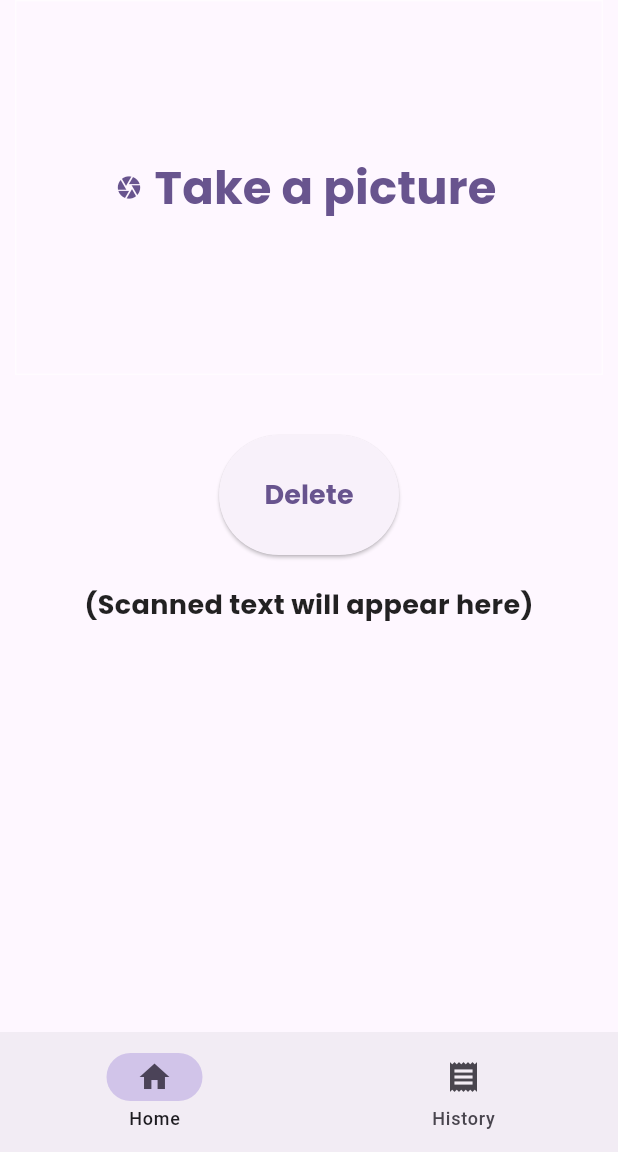
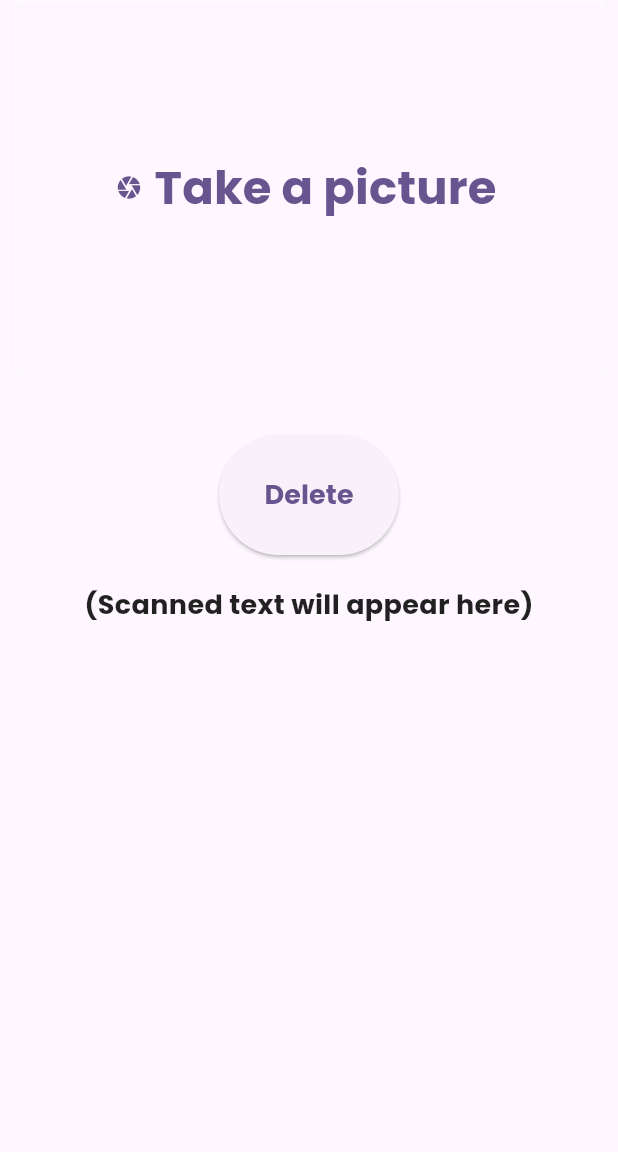
Before and after one commit to ArnavGirdhar/thermal_paper_reader-main, a Flutter app: the HomePage screen opened directly, on a phone screen of 412 x 824 dp, the part 84-1236 px from its top. Run offline on Flutter 3.47's test engine with Material 2 defaults, Android fonts, the phone set to English and light mode, and no system bars; our stand-ins replace curved_navigation_bar, firebase_core, google_fonts, image_cropper, image_picker; missing offline and left inert: google_ml_kit; accounts and stored records are empty.

Commit message:
Nav Bar(1)

```diff
--- a/lib/main.dart
+++ b/lib/main.dart
@@ -1,6 +1,7 @@
 import 'package:flutter/material.dart';
 import 'package:firebase_core/firebase_core.dart';
 import 'package:thermal_paper_reader/screens/home_page.dart';
+import 'package:thermal_paper_reader/screens/nav_bar.dart';
 import 'firebase_options.dart';
 import 'package:google_fonts/google_fonts.dart';
 
@@ -19,7 +20,7 @@ class MyApp extends StatelessWidget {
       debugShowCheckedModeBanner: false,
       theme: ThemeData(
           colorScheme: ColorScheme.fromSeed(seedColor: Colors.deepPurple),
-          fontFamily: GoogleFonts.raleway().fontFamily,
+          fontFamily: GoogleFonts.poppins().fontFamily,
           useMaterial3: true,
           textTheme: ThemeData.light().textTheme.copyWith(
                 titleLarge: TextStyle(
@@ -28,7 +29,7 @@ class MyApp extends StatelessWidget {
                   fontWeight: FontWeight.bold,
                 ),
               )),
-      home: const HomePage(title: 'Thermal Paper Reader'),
+      home: NavBar(),
     );
   }
 }
--- a/lib/screens/home_page.dart
+++ b/lib/screens/home_page.dart
@@ -3,6 +3,7 @@ import 'package:curved_navigation_bar/curved_navigation_bar.dart';
 import 'package:flutter/material.dart';
 import 'package:google_fonts/google_fonts.dart';
 import 'package:google_ml_kit/google_ml_kit.dart';
+import 'package:thermal_paper_reader/screens/history.dart';
 import 'package:thermal_paper_reader/widgets/image_picker.dart';
 import 'package:image_cropper/image_cropper.dart';
 
@@ -14,6 +15,9 @@ class HomePage extends StatefulWidget {
 }
 
 class _HomePageState extends State<HomePage> {
+  final screens = [
+    History(title: "Thermal Paper Reader"),
+  ];
   int index = 0;
   var image = null;
   var scannedText = "(Scanned text will appear here)";
@@ -63,21 +67,6 @@ class _HomePageState extends State<HomePage> {
   @override
   Widget build(BuildContext context) {
     return Scaffold(
-      bottomNavigationBar: NavigationBarTheme(
-        data: NavigationBarThemeData(
-          indicatorColor: Colors.deepPurple.shade100,
-        ),
-        child: NavigationBar(
-          selectedIndex: index,
-          onDestinationSelected: (index) => setState(() {
-            this.index = index;
-          }),
-          destinations: [
-            NavigationDestination(icon: Icon(Icons.home), label: 'Home'),
-            NavigationDestination(icon: Icon(Icons.receipt), label: 'History'),
-          ],
-        ),
-      ),
       appBar: AppBar(
         centerTitle: true,
         backgroundColor: Theme.of(context).colorScheme.inversePrimary,
```
Also changed, not shown: lib/screens/history.dart (+7 -1 lines), lib/screens/nav_bar.dart (added, +39 -0 lines).
